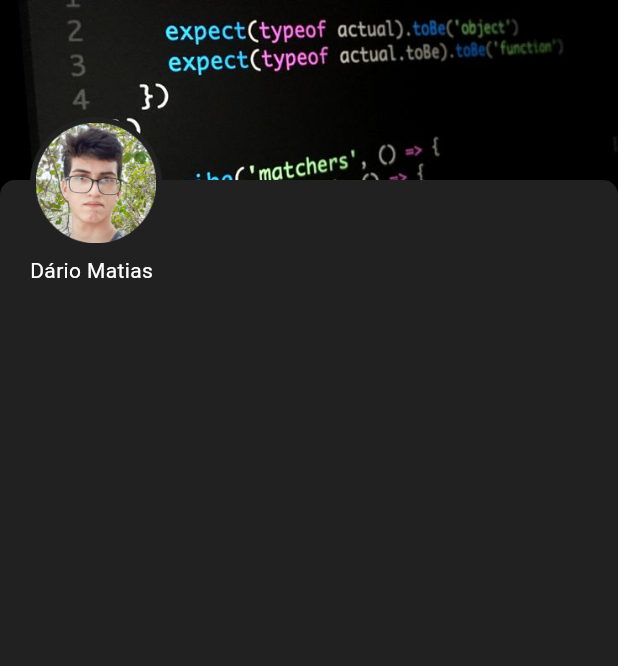
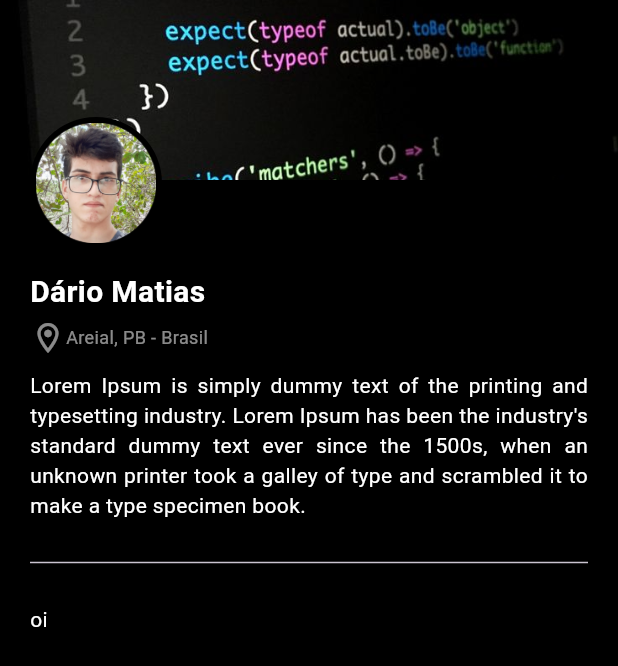
Before and after one commit to dariomatias-dev/portfolio_mobile, a Flutter app: the HomeScreen screen opened by its route, on a phone screen of 412 x 824 dp. Shown: the top 666 px of the screen. Run offline on Flutter 3.47's test engine with Material 2 defaults, Android fonts, the phone set to English and light mode, and no system bars; our stand-ins replace video_player; missing offline and left inert: fade_out_particle.

Commit message:
feat(HomeScreen): Added SafeArea to HomeScreen and started adding first contents
- Implemented SafeArea on HomeScreen to ensure a safe area free from obstructions.
- Started the process of adding the first content elements to the canvas.

```diff
--- a/lib/src/screens/home_screen.dart
+++ b/lib/src/screens/home_screen.dart
@@ -1,5 +1,5 @@
 import 'package:flutter/material.dart';
-import 'package:portfolio/src/core/ui/portfolio_colors.dart';
+
 import 'package:portfolio/src/core/ui/portfolio_images.dart';
 
 class HomeScreen extends StatelessWidget {
@@ -7,9 +7,13 @@ class HomeScreen extends StatelessWidget {
 
   @override
   Widget build(BuildContext context) {
+    const double contentHeight = 120.0;
+    final double heightAvailable =
+        MediaQuery.sizeOf(context).height - contentHeight;
+
     return Scaffold(
-      backgroundColor: Colors.black,
-      body: SingleChildScrollView(
+      body: SafeArea(
+        child: SingleChildScrollView(
           child: Stack(
             children: [
               Stack(
@@ -25,26 +29,22 @@ class HomeScreen extends StatelessWidget {
                         ),
                       ),
                       Container(
-                      height: MediaQuery.sizeOf(context).height,
-                      decoration: BoxDecoration(
-                        color: PortfolioColors.backgroundColor,
-                      ),
+                        height: heightAvailable,
                       ),
                     ],
                   ),
                   Positioned(
-                  top: 120.0,
+                    top: contentHeight,
                     right: 0,
                     bottom: 0,
                     left: 0,
                     child: Container(
                       padding: const EdgeInsets.only(
-                      top: 50.0,
+                        top: 60.0,
                       ),
-                    alignment: Alignment.centerLeft,
-                    decoration: BoxDecoration(
-                      color: PortfolioColors.backgroundColor,
-                      borderRadius: const BorderRadius.vertical(
+                      decoration: const BoxDecoration(
+                        color: Colors.black,
+                        borderRadius: BorderRadius.vertical(
                           top: Radius.circular(10.0),
                         ),
                       ),
@@ -53,15 +53,50 @@ class HomeScreen extends StatelessWidget {
                           horizontal: 20.0,
                         ),
                         child: Column(
+                          crossAxisAlignment: CrossAxisAlignment.start,
                           children: [
                             Text(
                               'Dário Matias',
                               style: TextStyle(
                                 color: Colors.white,
-                              fontSize: 14,
-                              fontWeight: FontWeight.w400,
+                                fontSize: 20,
+                                fontWeight: FontWeight.w600,
                               ),
                             ),
+                            SizedBox(height: 4.0),
+                            Row(
+                              children: [
+                                Icon(
+                                  Icons.location_on_outlined,
+                                  color: Colors.white54,
+                                ),
+                                Text(
+                                  'Areial, PB - Brasil',
+                                  style: TextStyle(
+                                    color: Colors.white54,
+                                    fontSize: 12,
+                                  ),
+                                ),
+                              ],
+                            ),
+                            SizedBox(height: 10.0),
+                            Text(
+                              "Lorem Ipsum is simply dummy text of the printing and typesetting industry. Lorem Ipsum has been the industry's standard dummy text ever since the 1500s, when an unknown printer took a galley of type and scrambled it to make a type specimen book.",
+                              textAlign: TextAlign.justify,
+                              softWrap: true,
+                              style: TextStyle(
+                                color: Colors.white,
+                              ),
+                            ),
+                            SizedBox(height: 20.0),
+                            Divider(),
+                            SizedBox(height: 20.0),
+                            Text(
+                              'oi',
+                              style: TextStyle(
+                                color: Colors.white,
+                              ),
+                            )
                           ],
                         ),
                       ),
@@ -74,8 +109,8 @@ class HomeScreen extends StatelessWidget {
                 left: 20.0,
                 child: Container(
                   padding: const EdgeInsets.all(4.0),
-                decoration: BoxDecoration(
-                  color: PortfolioColors.backgroundColor,
+                  decoration: const BoxDecoration(
+                    color: Colors.black,
                     shape: BoxShape.circle,
                   ),
                   child: Image.asset(
@@ -89,6 +124,7 @@ class HomeScreen extends StatelessWidget {
             ],
           ),
         ),
+      ),
     );
   }
 }
```
Lines whose indentation alone changed are shown as unchanged.
